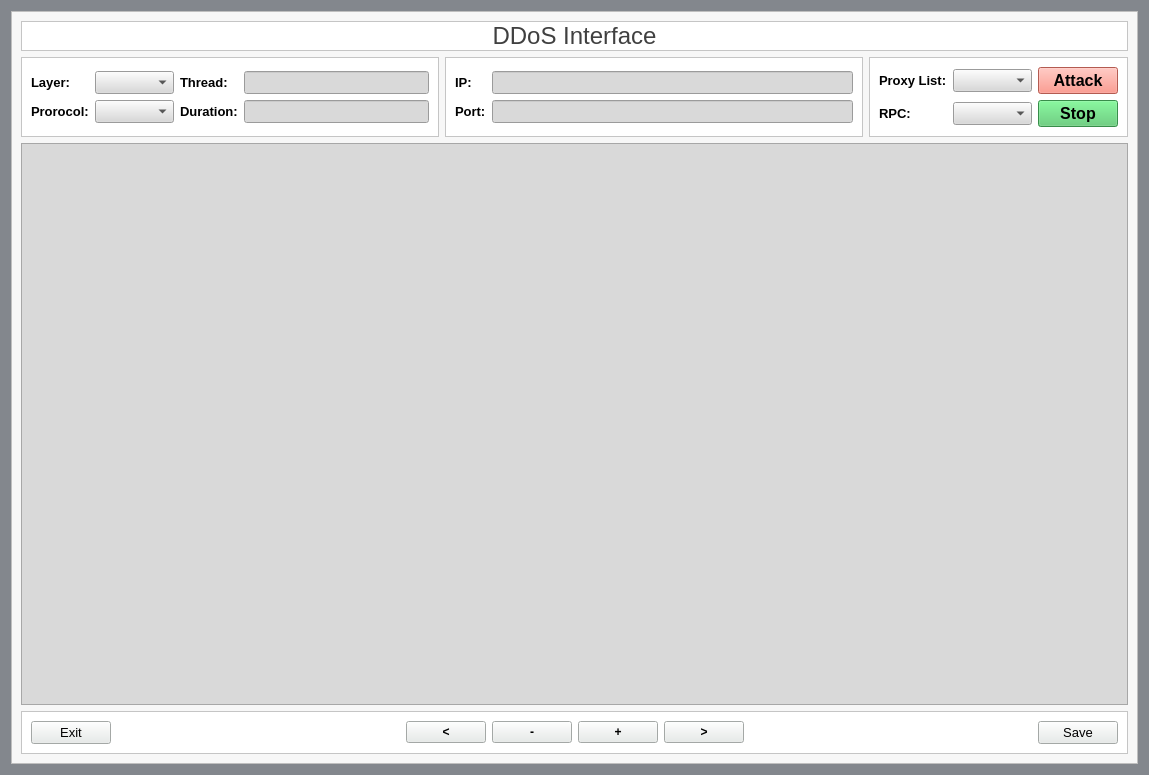
Qt form main.ui (Masrik-Dahir/DDoS-interface) before a commit.
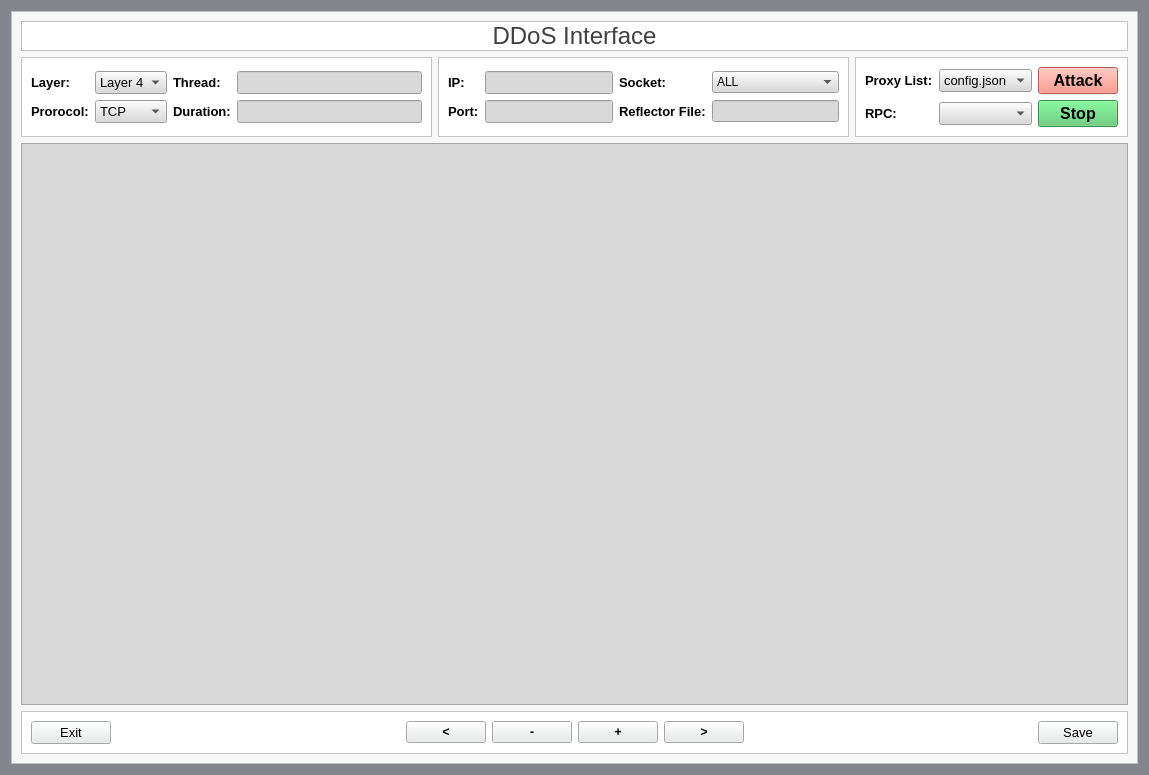
The same form after that commit.

Commit message: Interface ready!

Patch:
```diff
--- a/main.ui
+++ b/main.ui
@@ -95,6 +95,9 @@
                <property name="styleSheet">
                 <string notr="true">background-color: rgb(217,217,217);</string>
                </property>
+               <property name="text">
+                <string/>
+               </property>
               </widget>
              </item>
              <item row="1" column="1">
@@ -109,6 +112,73 @@
                </property>
               </widget>
              </item>
+             <item row="0" column="2">
+              <widget class="QLabel" name="label_9">
+               <property name="font">
+                <font>
+                 <pointsize>10</pointsize>
+                 <weight>75</weight>
+                 <bold>true</bold>
+                </font>
+               </property>
+               <property name="text">
+                <string>Socket:</string>
+               </property>
+              </widget>
+             </item>
+             <item row="1" column="2">
+              <widget class="QLabel" name="label_10">
+               <property name="font">
+                <font>
+                 <pointsize>10</pointsize>
+                 <weight>75</weight>
+                 <bold>true</bold>
+                </font>
+               </property>
+               <property name="text">
+                <string>Reflector File:</string>
+               </property>
+              </widget>
+             </item>
+             <item row="1" column="3">
+              <widget class="QLineEdit" name="lineEdit_6">
+               <property name="styleSheet">
+                <string notr="true">background-color: rgb(217,217,217);</string>
+               </property>
+              </widget>
+             </item>
+             <item row="0" column="3">
+              <widget class="QComboBox" name="comboBox">
+               <property name="styleSheet">
+                <string notr="true">background-color: rgb(217,217,217);</string>
+               </property>
+               <item>
+                <property name="text">
+                 <string>ALL</string>
+                </property>
+               </item>
+               <item>
+                <property name="text">
+                 <string>HTTP</string>
+                </property>
+               </item>
+               <item>
+                <property name="text">
+                 <string>SOCKS4</string>
+                </property>
+               </item>
+               <item>
+                <property name="text">
+                 <string>SOCKS5</string>
+                </property>
+               </item>
+               <item>
+                <property name="text">
+                 <string>RANDOM</string>
+                </property>
+               </item>
+              </widget>
+             </item>
             </layout>
            </item>
           </layout>
@@ -274,6 +344,11 @@
                <property name="styleSheet">
                 <string notr="true">background-color: rgb(217,217,217);</string>
                </property>
+               <item>
+                <property name="text">
+                 <string>Layer 4</string>
+                </property>
+               </item>
               </widget>
              </item>
              <item row="1" column="1">
@@ -286,6 +361,16 @@
                <property name="styleSheet">
                 <string notr="true">background-color: rgb(217,217,217);</string>
                </property>
+               <item>
+                <property name="text">
+                 <string>TCP</string>
+                </property>
+               </item>
+               <item>
+                <property name="text">
+                 <string>UDP</string>
+                </property>
+               </item>
               </widget>
              </item>
              <item row="0" column="0">
@@ -505,6 +590,11 @@
                <property name="styleSheet">
                 <string notr="true">background-color: rgb(217,217,217);</string>
                </property>
+               <item>
+                <property name="text">
+                 <string>config.json</string>
+                </property>
+               </item>
               </widget>
              </item>
              <item row="1" column="1">
```
Left out of the diff: 34 changed lines with no effect on the pictures. The commit also changes 6 other files.
